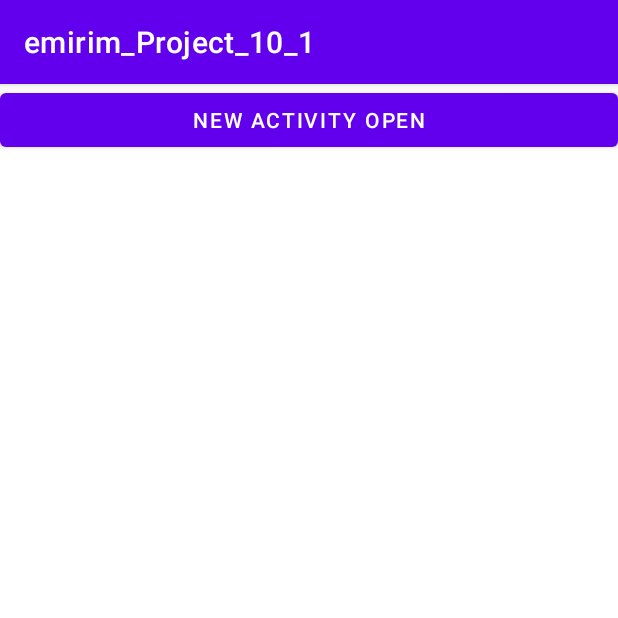
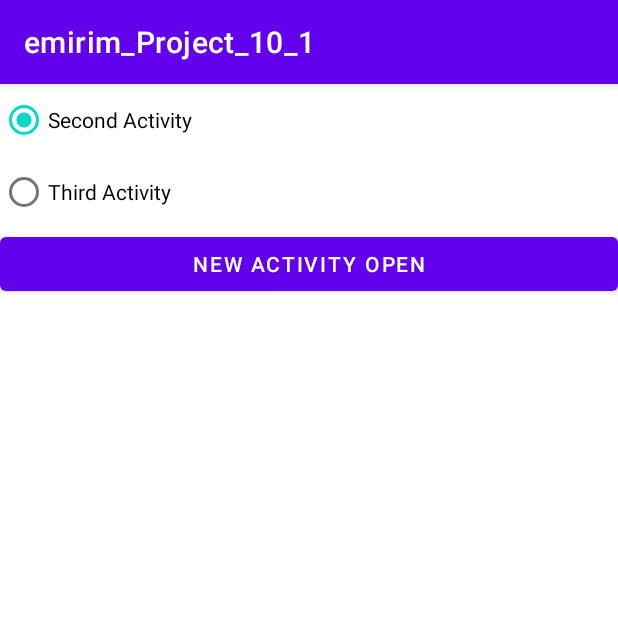
Before and after one commit to kjminn/emirim_Project_10_1, an Android app: the screen it shows after launch (MainActivity), on a phone screen of 412 x 824 dp, the top half of it. Run offline under Robolectric (Android 15) with nearby library versions, the phone set to English and light mode, and no system bars.

```diff
--- a/app/src/main/AndroidManifest.xml
+++ b/app/src/main/AndroidManifest.xml
@@ -9,7 +9,8 @@
         android:roundIcon="@mipmap/ic_launcher_round"
         android:supportsRtl="true"
         android:theme="@style/Theme.Emirim_Project_10_1">
-        <activity android:name=".SecondActivity"></activity>
+        <activity android:name=".ThirdActivity"></activity>
+        <activity android:name=".SecondActivity" />
         <activity android:name=".MainActivity">
             <intent-filter>
                 <action android:name="android.intent.action.MAIN" />
--- a/app/src/main/res/layout/activity_main.xml
+++ b/app/src/main/res/layout/activity_main.xml
@@ -6,7 +6,22 @@
     android:layout_height="match_parent"
     android:orientation="vertical"
     tools:context=".MainActivity">
-
+    <RadioGroup
+        android:id="@+id/rg"
+        android:layout_width="wrap_content"
+        android:layout_height="wrap_content">
+        <RadioButton
+            android:id="@+id/radio_second"
+            android:layout_width="wrap_content"
+            android:layout_height="wrap_content"
+            android:checked="true"
+            android:text="Second Activity"/>
+        <RadioButton
+            android:id="@+id/radio_third"
+            android:layout_width="wrap_content"
+            android:layout_height="wrap_content"
+            android:text="Third Activity"/>
+    </RadioGroup>
     <Button
         android:id="@+id/btn_open"
         android:layout_width="match_parent"
--- a/app/src/main/res/layout/activity_second.xml
+++ b/app/src/main/res/layout/activity_second.xml
@@ -4,6 +4,7 @@
     xmlns:tools="http://schemas.android.com/tools"
     android:layout_width="match_parent"
     android:layout_height="match_parent"
+    android:background="#00ff00"
     android:orientation="vertical"
     tools:context=".SecondActivity">
     <Button
```
Also changed, not shown: app/src/main/java/kr/hs/emirim/kjminn/emirim_project_10_1/ThirdActivity.java (added, +14 -0 lines), app/src/main/res/layout/activity_third.xml (added, +9 -0 lines).
